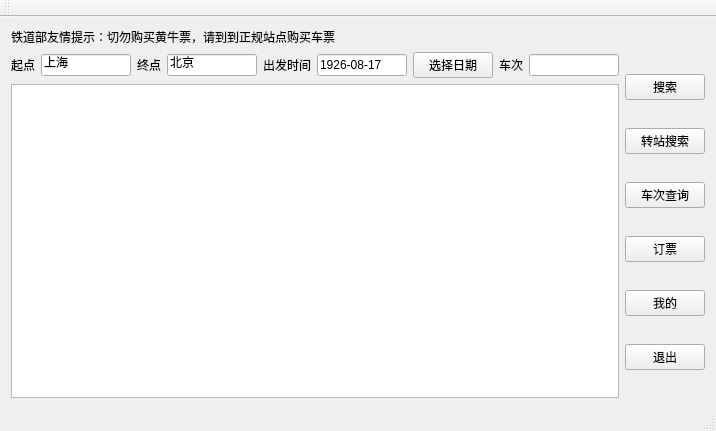
Old version of the form mainwindow.ui in the repository kzoacn/DS2017.
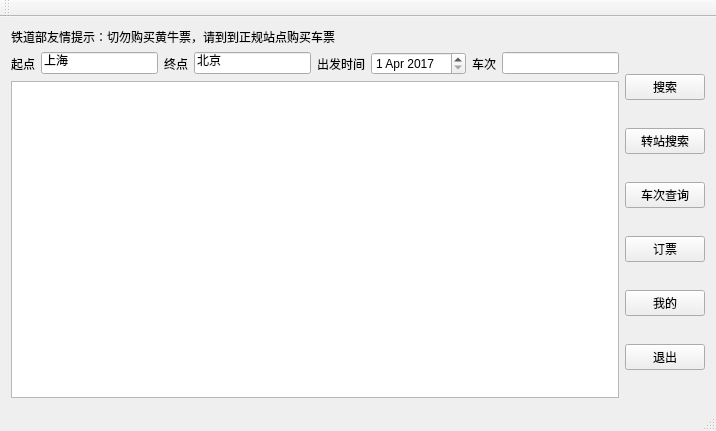
New version of the form.

```diff
--- a/mainwindow.ui
+++ b/mainwindow.ui
@@ -132,16 +132,16 @@
        </widget>
       </item>
       <item>
-       <widget class="QLineEdit" name="date">
-        <property name="text">
-         <string>1926-08-17</string>
-        </property>
-       </widget>
-      </item>
-      <item>
-       <widget class="QPushButton" name="pushButton_6">
-        <property name="text">
-         <string>选择日期</string>
+       <widget class="QDateEdit" name="dateEdit">
+        <property name="dateTime">
+         <datetime>
+          <hour>0</hour>
+          <minute>0</minute>
+          <second>0</second>
+          <year>2017</year>
+          <month>4</month>
+          <day>1</day>
+         </datetime>
         </property>
        </widget>
       </item>
```
Left out of the diff: 2 changed lines with no effect on the pictures.
